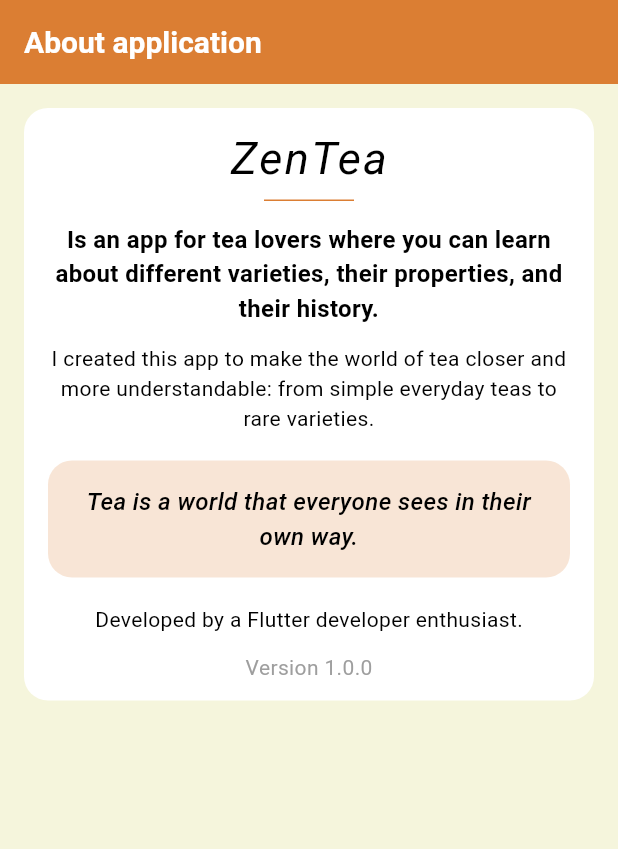
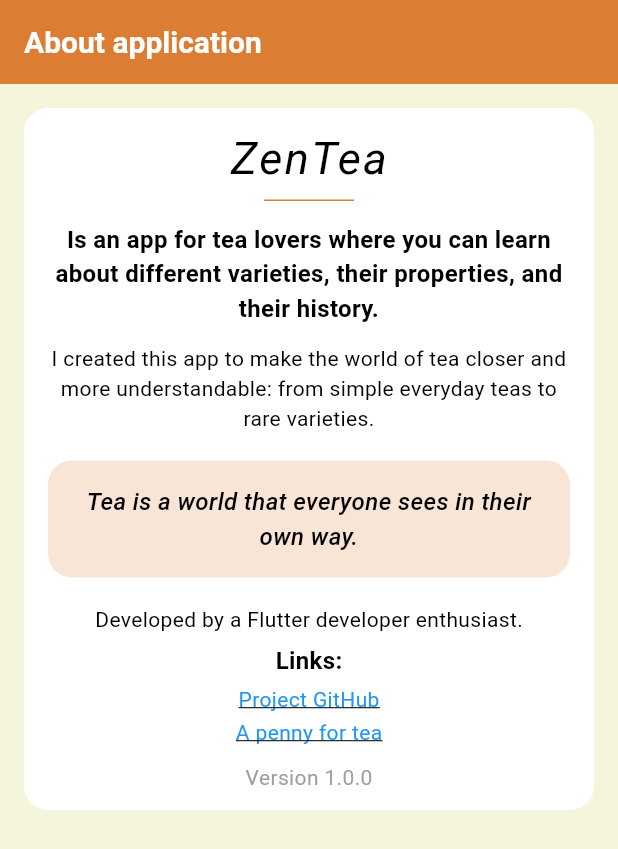
Before and after one commit to BaoBab-800/Zen-Tea, a Flutter app: the AboutBuilder screen opened by its route, on a phone screen of 412 x 824 dp. Shown: the top 849 px of the screen. Run offline on Flutter 3.47's test engine with Material 3 defaults, Android fonts, the light colour scheme and no system bars; our stand-ins replace flutter_svg, go_router, hive, hive_flutter, package_info_plus, path_drawing; accounts and stored records are empty.

Commit message:
Links to GitHub and a donation platform (still a stub) have been added to the about page.

```diff
--- a/lib/core/providers/providers.dart
+++ b/lib/core/providers/providers.dart
@@ -30,6 +30,8 @@
 
 import 'package:zentea/services/welcome_dialog/i_welcome_dialog_service.dart';
 import 'package:zentea/services/welcome_dialog/welcome_dialog_service.dart';
+
+import 'package:zentea/services/url/url_service.dart';
 
 List<SingleChildWidget> buildProviders(IStatsRepository statsRepository, Stats initialStats) => [
   Provider<IKeyValueStorage>(
@@ -94,4 +96,8 @@
   Provider<AchievementLocalization>(
     create: (_) => AchievementLocalization(),
   ),
+
+  Provider<UrlService>(
+    create: (_) => UrlService(),
+  ),
 ];
--- a/lib/l10n/app_en.arb
+++ b/lib/l10n/app_en.arb
@@ -24,6 +24,9 @@
   "aboutPhilosophy": "Tea is a world that everyone sees in their own way.",
   "aboutTeam": "Developed by a Flutter developer enthusiast.",
   "aboutVersion": "Version ",
+  "aboutLinks": "Links:",
+  "aboutGithub": "Project GitHub",
+  "aboutSupport": "A penny for tea",
 
   "goToDeveloperRoom": "Go to developer room",
   "developerRoom": "Developer room",
--- a/lib/l10n/app_localizations.dart
+++ b/lib/l10n/app_localizations.dart
@@ -223,6 +223,24 @@
   /// In en, this message translates to:
   /// **'Version '**
   String get aboutVersion;
+
+  /// No description provided for @aboutLinks.
+  ///
+  /// In en, this message translates to:
+  /// **'Links:'**
+  String get aboutLinks;
+
+  /// No description provided for @aboutGithub.
+  ///
+  /// In en, this message translates to:
+  /// **'Project GitHub'**
+  String get aboutGithub;
+
+  /// No description provided for @aboutSupport.
+  ///
+  /// In en, this message translates to:
+  /// **'A penny for tea'**
+  String get aboutSupport;
 
   /// No description provided for @goToDeveloperRoom.
   ///
--- a/lib/l10n/app_localizations_en.dart
+++ b/lib/l10n/app_localizations_en.dart
@@ -73,6 +73,15 @@
 
   @override
   String get aboutVersion => 'Version ';
+
+  @override
+  String get aboutLinks => 'Links:';
+
+  @override
+  String get aboutGithub => 'Project GitHub';
+
+  @override
+  String get aboutSupport => 'A penny for tea';
 
   @override
   String get goToDeveloperRoom => 'Go to developer room';
--- a/lib/l10n/app_localizations_uk.dart
+++ b/lib/l10n/app_localizations_uk.dart
@@ -72,6 +72,15 @@
 
   @override
   String get aboutVersion => 'Версія ';
+
+  @override
+  String get aboutLinks => 'Посилання:';
+
+  @override
+  String get aboutGithub => 'GitHub проекту';
+
+  @override
+  String get aboutSupport => 'Копієчку на чай';
 
   @override
   String get goToDeveloperRoom => 'Перейти до кімнати розробника';
--- a/lib/l10n/app_uk.arb
+++ b/lib/l10n/app_uk.arb
@@ -24,6 +24,9 @@
   "aboutPhilosophy": "Чай – це світ, який кожен бачить по-своєму.",
   "aboutTeam": "Розроблено ентузіастом-розробником Flutter.",
   "aboutVersion": "Версія ",
+  "aboutLinks": "Посилання:",
+  "aboutGithub": "GitHub проекту",
+  "aboutSupport": "Копієчку на чай",
 
   "goToDeveloperRoom": "Перейти до кімнати розробника",
   "developerRoom": "Кімната розробника",
--- a/lib/ui/about/about_content.dart
+++ b/lib/ui/about/about_content.dart
@@ -1,10 +1,12 @@
 import 'package:flutter/material.dart';
+import 'package:provider/provider.dart';
 import 'package:package_info_plus/package_info_plus.dart';
 
 import 'package:zentea/app/app_router.dart';
 
 import 'package:zentea/core/theme/app_theme.dart';
 import 'package:zentea/core/l10n/l10n.dart';
+import 'package:zentea/services/url/url_service.dart';
 
 class AboutContent extends StatelessWidget {
   const AboutContent({super.key});
@@ -45,20 +47,20 @@
               ],
             ),
 
-            const SizedBox(height: 14.0),
+            const SizedBox(height: 14),
             Text(
               context.l10n.aboutApplicationDescription,
               textAlign: TextAlign.center,
               style: TextStyle(fontSize: 16, fontWeight: FontWeight.w600),
             ),
 
-            const SizedBox(height: 12.0),
+            const SizedBox(height: 12),
             Text(
               context.l10n.aboutWhyDoYouNeedThisApp,
               textAlign: TextAlign.center,
             ),
 
-            const SizedBox(height: 18.0),
+            const SizedBox(height: 18),
             Container(
               padding: const EdgeInsets.all(16),
               decoration: BoxDecoration(
@@ -77,14 +79,40 @@
               ),
             ),
 
-            const SizedBox(height: 18.0),
+            const SizedBox(height: 18),
             Text(context.l10n.aboutTeam),
 
-            const SizedBox(height: 12.0),
+            const SizedBox(height: 6),
+            _buildLinksSection(context),
+
+            const SizedBox(height: 10),
             VersionText(),
           ],
         ),
       ),
+    );
+  }
+
+  Widget _buildLinksSection(BuildContext context) {
+    return Column(
+      children: [
+        Text(
+          context.l10n.aboutLinks,
+          style: const TextStyle(fontSize: 16, fontWeight: FontWeight.w600),
+        ),
+        const SizedBox(height: 4),
+
+        LinkText(
+          text: context.l10n.aboutGithub,
+          url: Uri.parse('https://github.com/BaoBab-800/Zen-tea'),
+        ),
+        const SizedBox(height: 2),
+
+        LinkText(
+          text: context.l10n.aboutSupport,
+          url: Uri.parse('https://заглушка'),
+        ),
+      ],
     );
   }
 }
@@ -164,3 +192,28 @@
     );
   }
 }
+
+class LinkText extends StatelessWidget {
+  final String text;
+  final Uri url;
+
+  const LinkText({
+    super.key,
+    required this.text,
+    required this.url,
+  });
+
+  @override
+  Widget build(BuildContext context) {
+    return GestureDetector(
+      onTap: () => context.read<UrlService>().open(url),
+      child: Text(
+        text,
+        style: const TextStyle(
+          color: Colors.blue,
+          decoration: TextDecoration.underline,
+        ),
+      ),
+    );
+  }
+}
```
